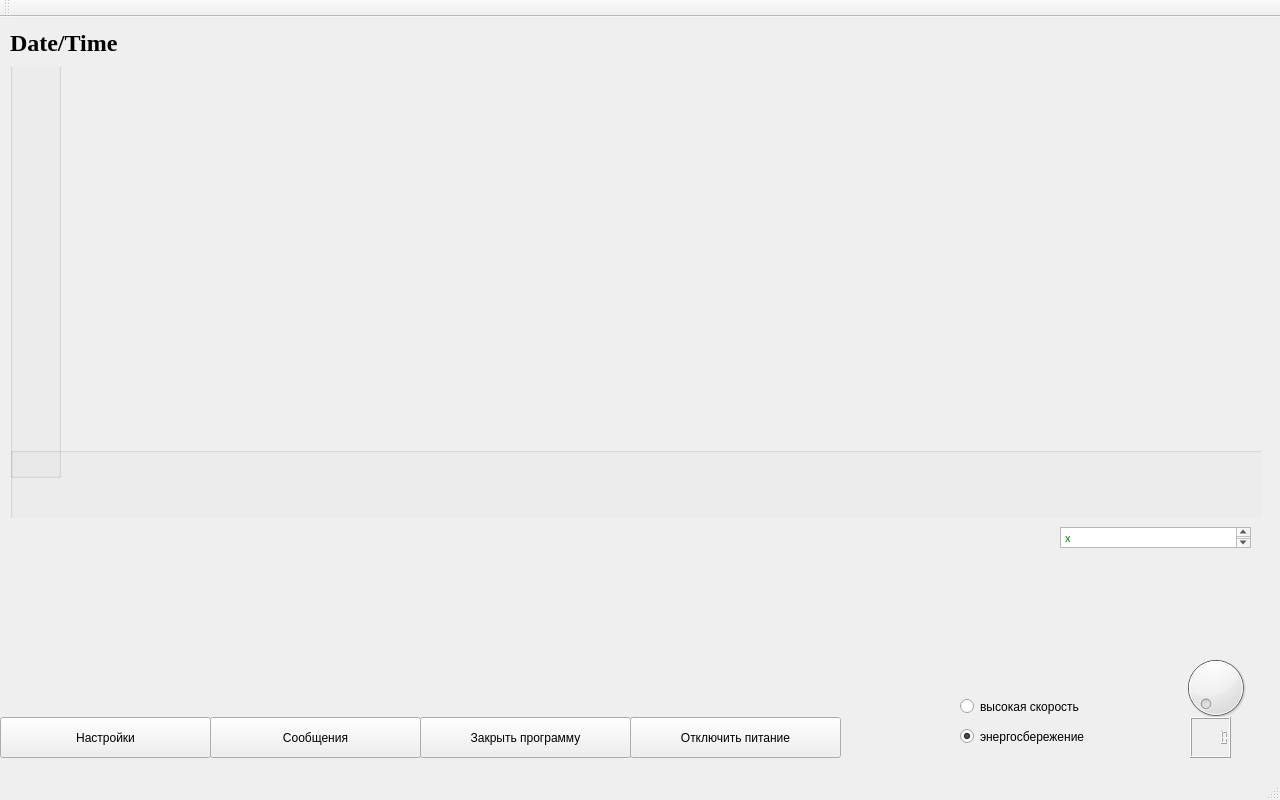
Qt form mainwindow.ui (tomyqg/topaz-m) before a commit.
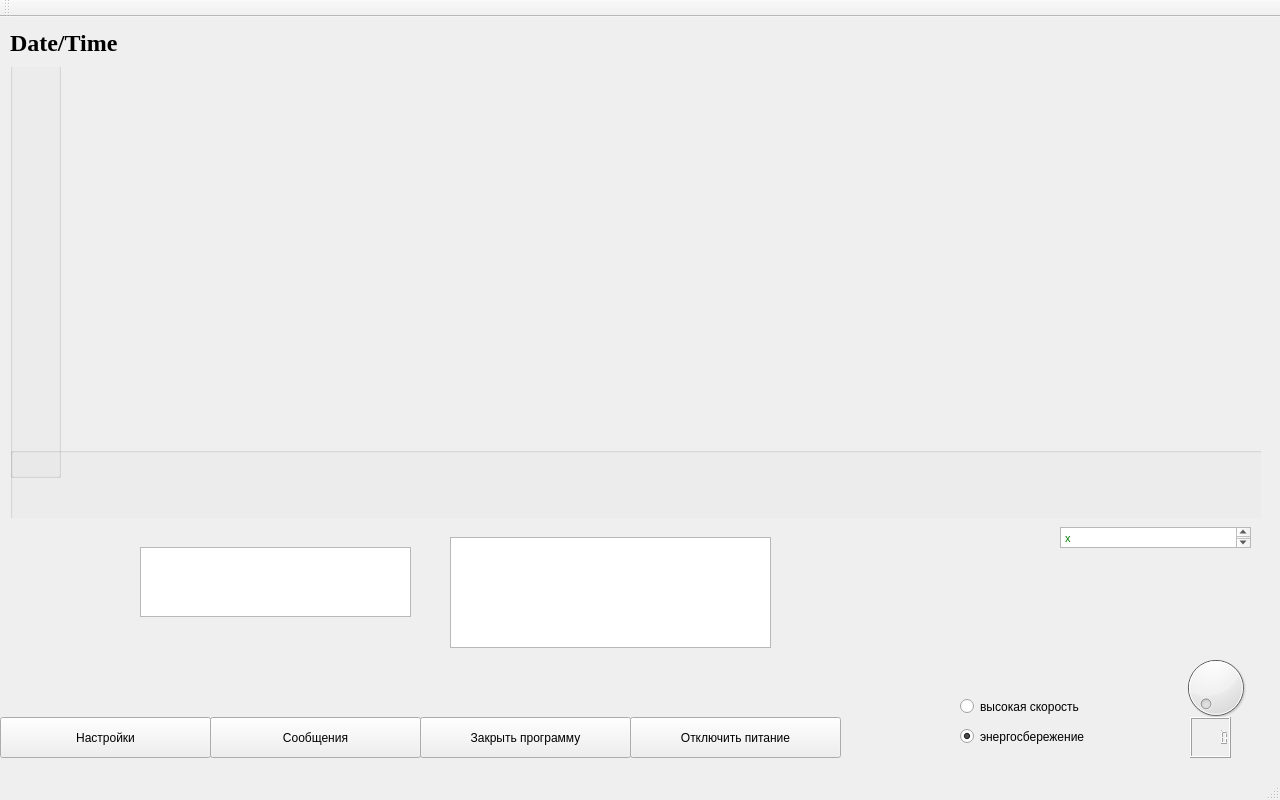
The same form after that commit. Icons and pictures are not drawn. Custom widgets are drawn as their Qt base class.

```diff
--- a/mainwindow.ui
+++ b/mainwindow.ui
@@ -260,6 +260,43 @@
      <bool>true</bool>
     </property>
    </widget>
+   <widget class="QListWidget" name="listWidget">
+    <property name="geometry">
+     <rect>
+      <x>450</x>
+      <y>520</y>
+      <width>321</width>
+      <height>111</height>
+     </rect>
+    </property>
+    <property name="font">
+     <font>
+      <family>Times New Roman</family>
+      <pointsize>12</pointsize>
+      <weight>75</weight>
+      <bold>true</bold>
+     </font>
+    </property>
+    <property name="dragDropMode">
+     <enum>QAbstractItemView::NoDragDrop</enum>
+    </property>
+    <property name="viewMode">
+     <enum>QListView::ListMode</enum>
+    </property>
+    <property name="modelColumn">
+     <number>0</number>
+    </property>
+   </widget>
+   <widget class="QTextEdit" name="textEdit_2">
+    <property name="geometry">
+     <rect>
+      <x>140</x>
+      <y>530</y>
+      <width>271</width>
+      <height>70</height>
+     </rect>
+    </property>
+   </widget>
   </widget>
   <widget class="QMenuBar" name="menuBar">
    <property name="geometry">
```
